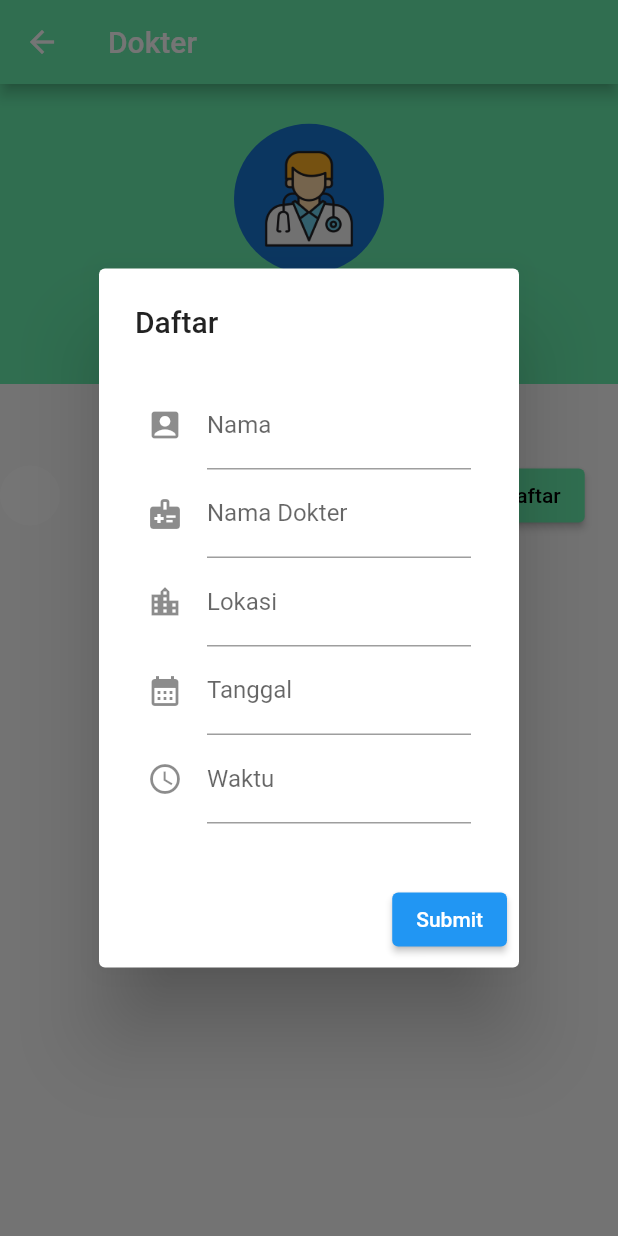
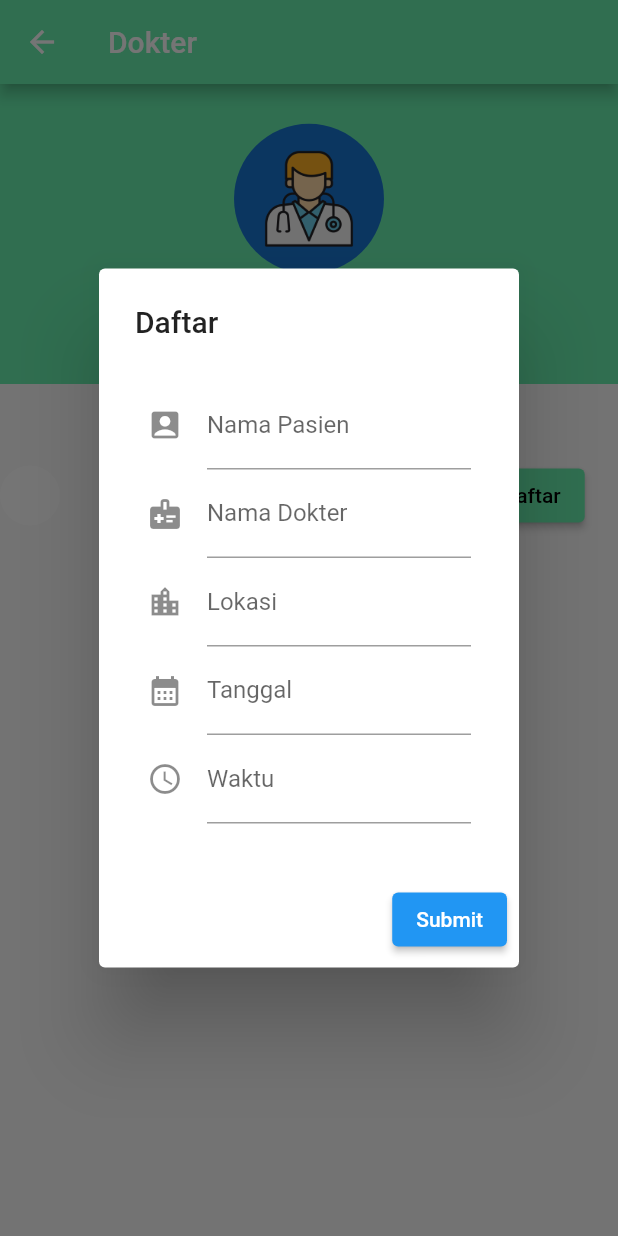
Before and after one commit to rafliprnm/kliniku, a Flutter app: the DetailDokter screen opened directly with empty values, after a tap on "Daftar", on a phone screen of 412 x 824 dp. Run offline on Flutter 3.47's test engine with Material 2 defaults, Android fonts, the phone set to English and light mode, and no system bars; our stand-ins replace cloud_firestore, firebase_core, flutter_local_notifications, getwidget, timezone; missing offline and left inert: flutter_image_slider; accounts and stored records are empty.

Commit message:
update v.3

```diff
--- a/lib/detailDokter.dart
+++ b/lib/detailDokter.dart
@@ -1,10 +1,11 @@
 import 'package:cloud_firestore/cloud_firestore.dart';
 import 'package:flutter/material.dart';
+import 'package:intl/intl.dart';
 import 'package:kliniku/notificationService.dart';
 import 'package:timezone/timezone.dart' as tz;
 import 'package:timezone/data/latest.dart' as tz;
 
-class DetailDokter extends StatelessWidget {
+class DetailDokter extends StatefulWidget {
   final String nama;
   final String spesialis;
   final String lokasi;
@@ -19,6 +20,12 @@ class DetailDokter extends StatelessWidget {
       required this.waktu})
       : super(key: key);
 
+  @override
+  State<DetailDokter> createState() => _DetailDokterState();
+}
+
+class _DetailDokterState extends State<DetailDokter> {
+  bool _validate = false;
   @override
   Widget build(BuildContext context) {
     return Scaffold(
@@ -47,10 +54,10 @@ class DetailDokter extends StatelessWidget {
                     SizedBox(
                       height: 10,
                     ),
-                    Text('$nama',
+                    Text('${widget.nama}',
                         style: TextStyle(
                             fontSize: 18, fontWeight: FontWeight.bold)),
-                    Text('$spesialis')
+                    Text('${widget.spesialis}')
                   ],
                 ),
               ),
@@ -81,13 +88,13 @@ class DetailDokter extends StatelessWidget {
                                         CrossAxisAlignment.start,
                                     children: [
                                       Text(
-                                        '$tanggal',
+                                        '${widget.tanggal}',
                                         style: TextStyle(
                                             fontSize: 17,
                                             fontWeight: FontWeight.bold),
                                       ),
-                                      Text('$lokasi'),
-                                      Text('$waktu'),
+                                      Text('${widget.lokasi}'),
+                                      Text('${widget.waktu}'),
                                     ],
                                   )),
                               Expanded(
@@ -119,6 +126,14 @@ class DetailDokter extends StatelessWidget {
                                                 TextEditingController();
                                             final controller_waktu =
                                                 TextEditingController();
+                                            controller_nama_dokter.text =
+                                                '${widget.nama}';
+                                            controller_lokasi.text =
+                                                '${widget.lokasi}';
+                                            controller_tanggal.text =
+                                                '${widget.tanggal}';
+                                            controller_waktu.text =
+                                                '${widget.waktu}';
                                             return AlertDialog(
                                               scrollable: true,
                                               title: Text('Daftar'),
@@ -133,9 +148,13 @@ class DetailDokter extends StatelessWidget {
                                                             controller_nama,
                                                         decoration:
                                                             InputDecoration(
-                                                          labelText: 'Nama',
+                                                          labelText:
+                                                              'Nama Pasien',
                                                           icon: Icon(Icons
                                                               .account_box),
+                                                          errorText: _validate
+                                                              ? 'Masukkan Nama Pasien'
+                                                              : null,
                                                         ),
                                                       ),
                                                       TextField(
@@ -148,6 +167,7 @@ class DetailDokter extends StatelessWidget {
                                                           icon: Icon(Icons
                                                               .medical_information),
                                                         ),
+                                                        readOnly: true,
                                                       ),
                                                       TextField(
                                                         controller:
@@ -158,6 +178,7 @@ class DetailDokter extends StatelessWidget {
                                                           icon: Icon(Icons
                                                               .location_city),
                                                         ),
+                                                        readOnly: true,
                                                       ),
                                                       TextField(
                                                         controller:
@@ -168,6 +189,43 @@ class DetailDokter extends StatelessWidget {
                                                           icon: Icon(Icons
                                                               .calendar_month),
                                                         ),
+                                                        readOnly: true,
+                                                        // onTap: () async {
+                                                        //   DateTime? pickdate =
+                                                        //       await showDatePicker(
+                                                        //           context:
+                                                        //               context,
+                                                        //           initialDate:
+                                                        //               DateTime
+                                                        //                   .now(),
+                                                        //           firstDate:
+                                                        //               DateTime(
+                                                        //                   2023),
+                                                        //           lastDate:
+                                                        //               DateTime(
+                                                        //                   2100));
+
+                                                        //   if (pickdate !=
+                                                        //       null) {
+                                                        //     print(
+                                                        //         pickdate); //pickdate output format => 2021-03-10 00:00:00.000
+                                                        //     String
+                                                        //         formattedDate =
+                                                        //         DateFormat(
+                                                        //                 'yyyy-MM-dd')
+                                                        //             .format(
+                                                        //                 pickdate);
+                                                        //     print(
+                                                        //         formattedDate); //formatted date output using intl package =>  2021-03-16
+                                                        //     //you can implement different kind of Date Format here according to your requirement
+
+                                                        //     setState(() {
+                                                        //       controller_tanggal
+                                                        //               .text =
+                                                        //           formattedDate; //set output date to TextField value.
+                                                        //     });
+                                                        //   }
+                                                        // },
                                                       ),
                                                       TextField(
                                                         controller:
@@ -178,6 +236,7 @@ class DetailDokter extends StatelessWidget {
                                                           icon: Icon(
                                                               Icons.schedule),
                                                         ),
+                                                        readOnly: true,
                                                       ),
                                                     ],
                                                   ),
@@ -186,10 +245,17 @@ class DetailDokter extends StatelessWidget {
                                               actions: [
                                                 ElevatedButton(
                                                   onPressed: () {
+                                                    setState(() {
+                                                      controller_nama
+                                                              .text.isEmpty
+                                                          ? _validate = true
+                                                          : _validate = false;
+                                                    });
+                                                    if (_validate == false) {
                                                       Map<String, dynamic>
                                                           dataToSave = {
-                                                      'nama':
-                                                          controller_nama.text,
+                                                        'nama': controller_nama
+                                                            .text,
                                                         'nama_dokter':
                                                             controller_nama_dokter
                                                                 .text,
@@ -200,7 +266,8 @@ class DetailDokter extends StatelessWidget {
                                                             controller_tanggal
                                                                 .text,
                                                         'waktu':
-                                                          controller_waktu.text
+                                                            controller_waktu
+                                                                .text
                                                       };
                                                       FirebaseFirestore.instance
                                                           .collection('riwayat')
@@ -212,7 +279,9 @@ class DetailDokter extends StatelessWidget {
                                                       );
                                                       ScaffoldMessenger.of(
                                                               context)
-                                                        .showSnackBar(snackBar);
+                                                          .showSnackBar(
+                                                              snackBar);
+                                                    }
                                                   },
                                                   child: Text('Submit'),
                                                 ),
--- a/lib/main.dart
+++ b/lib/main.dart
@@ -3,6 +3,7 @@ import 'package:flutter/material.dart';
 import 'package:flutter_image_slider/carousel.dart';
 import 'package:flutter_image_slider/indicator/Circle.dart';
 import 'package:kliniku/artikelBeritaPage.dart';
+import 'package:kliniku/detailBerita.dart';
 import 'package:kliniku/firebase_options.dart';
 import 'package:kliniku/jadwalDokterPage.dart';
 import 'package:kliniku/konsultasiPage.dart';
@@ -36,7 +37,7 @@ class MyApp extends StatelessWidget {
         '/konsultasi': (context) => const Konsultasi(),
         '/artikelBerita': (context) => const ArtikelBerita(),
         '/riwayat': (context) => const Riwayat(),
-        '/notifikasi': (context) => const Notifikasi()
+        '/notifikasi': (context) => const Notifikasi(),
       },
     );
   }
--- a/pubspec.yaml
+++ b/pubspec.yaml
@@ -37,6 +37,7 @@ dependencies:
   flutter_image_slider: ^0.0.2
   flutter_local_notifications: ^13.0.0
   getwidget: ^3.0.1
+  intl: ^0.18.1
 
 
   # The following adds the Cupertino Icons font to your application.
```
Also changed, not shown: lib/artikelBeritaPage.dart (+48 -39 lines), lib/detailBerita.dart (added, +48 -0 lines), pubspec.lock. Lines whose indentation alone changed are shown as unchanged.
